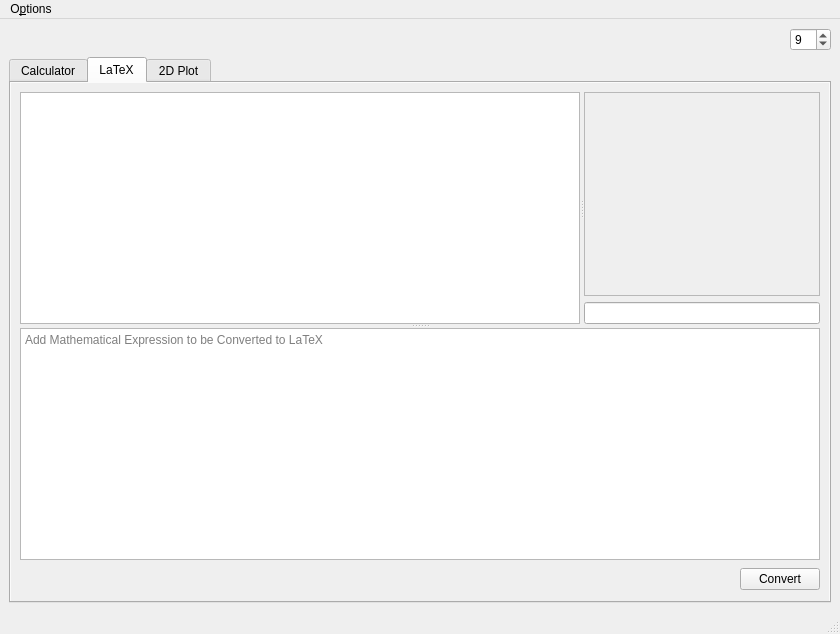
AstusRush/AMaDiA, file AMaDiAUI.ui: the form before one commit.
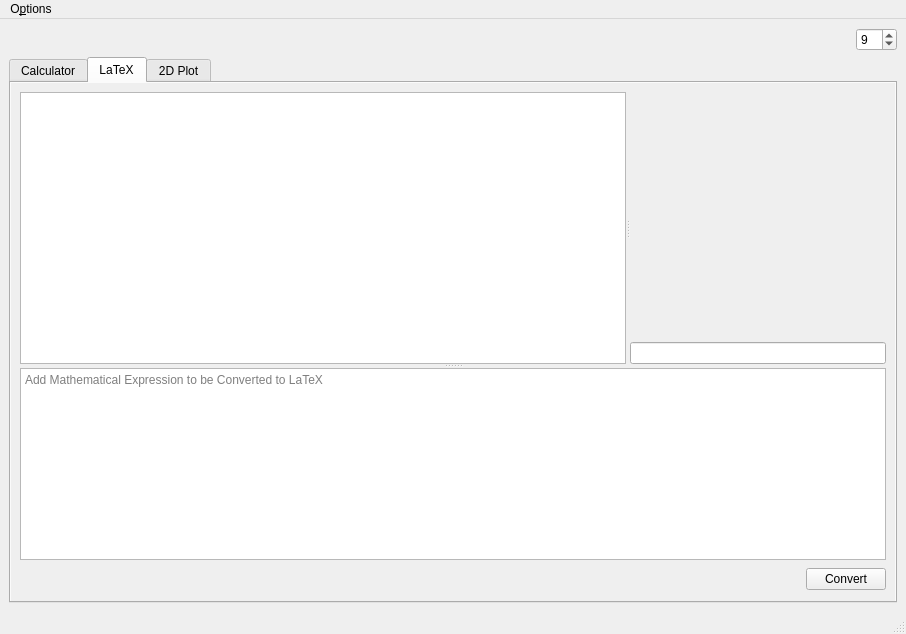
The form after the commit. The open tabs and pages were chosen to show the change. Custom widgets are drawn as their Qt base class.

```diff
--- a/AMaDiAUI.ui
+++ b/AMaDiAUI.ui
@@ -6,7 +6,7 @@
    <rect>
     <x>0</x>
     <y>0</y>
-    <width>840</width>
+    <width>906</width>
     <height>634</height>
    </rect>
   </property>
@@ -57,36 +57,28 @@
         <string>LaTeX</string>
        </attribute>
        <layout class="QGridLayout" name="gridLayout_3">
-        <item row="1" column="1" rowspan="2">
-         <widget class="QPushButton" name="Tab_2_LaTeX_ConvertButton">
-          <property name="text">
-           <string>Convert</string>
-          </property>
-         </widget>
-        </item>
-        <item row="1" column="0">
-         <spacer name="Tab_2_LaTeX_horizontalSpacerForButton">
-          <property name="orientation">
-           <enum>Qt::Horizontal</enum>
-          </property>
-          <property name="sizeHint" stdset="0">
-           <size>
-            <width>40</width>
-            <height>20</height>
-           </size>
-          </property>
-         </spacer>
-        </item>
         <item row="0" column="0" colspan="2">
          <widget class="QSplitter" name="Tab_2_LaTeX_LowerSplitter">
           <property name="orientation">
            <enum>Qt::Vertical</enum>
           </property>
           <widget class="QSplitter" name="Tab_2_LaTeX_UpperSplitter">
+           <property name="sizePolicy">
+            <sizepolicy hsizetype="Expanding" vsizetype="Preferred">
+             <horstretch>0</horstretch>
+             <verstretch>20</verstretch>
+            </sizepolicy>
+           </property>
            <property name="orientation">
             <enum>Qt::Horizontal</enum>
            </property>
            <widget class="QListWidget" name="Tab_2_LaTeX_History">
+            <property name="sizePolicy">
+             <sizepolicy hsizetype="Expanding" vsizetype="Expanding">
+              <horstretch>0</horstretch>
+              <verstretch>0</verstretch>
+             </sizepolicy>
+            </property>
             <property name="selectionMode">
              <enum>QAbstractItemView::ExtendedSelection</enum>
             </property>
@@ -94,56 +86,51 @@
            <widget class="QWidget" name="layoutWidget">
             <layout class="QVBoxLayout" name="Tab_2_LaTeX_verticalLayout">
              <item>
-              <widget class="QScrollArea" name="Tab_2_LaTeX_scrollArea">
-               <property name="sizeAdjustPolicy">
-                <enum>QAbstractScrollArea::AdjustToContents</enum>
+              <widget class="MplWidget_LaTeX" name="Tab_2_LaTeX_Viewer" native="true"/>
+             </item>
+             <item>
+              <widget class="QLineEdit" name="Tab_2_LaTeX_LaTeXOutput">
+               <property name="toolTip">
+                <string>Only First line of Input!</string>
                </property>
-               <property name="widgetResizable">
-                <bool>true</bool>
-               </property>
-               <widget class="QWidget" name="Tab_2_LaTeX_scrollAreaWidgetContents">
-                <property name="geometry">
-                 <rect>
-                  <x>0</x>
-                  <y>0</y>
-                  <width>270</width>
-                  <height>206</height>
-                 </rect>
-                </property>
-                <property name="sizePolicy">
-                 <sizepolicy hsizetype="Ignored" vsizetype="Ignored">
-                  <horstretch>0</horstretch>
-                  <verstretch>0</verstretch>
-                 </sizepolicy>
-                </property>
-                <layout class="QGridLayout" name="gridLayout_4">
-                 <item row="0" column="0">
-                  <widget class="MplWidget" name="Tab_2_LaTeX_Viewer" native="true">
-                   <property name="sizePolicy">
-                    <sizepolicy hsizetype="Ignored" vsizetype="Ignored">
-                     <horstretch>0</horstretch>
-                     <verstretch>0</verstretch>
-                    </sizepolicy>
-                   </property>
-                  </widget>
-                 </item>
-                </layout>
-               </widget>
               </widget>
              </item>
-             <item>
-              <widget class="QLineEdit" name="Tab_2_LaTeX_LaTeXOutput"/>
-             </item>
             </layout>
            </widget>
           </widget>
           <widget class="QTextEdit" name="Tab_2_LaTeX_InputField">
+           <property name="sizePolicy">
+            <sizepolicy hsizetype="Expanding" vsizetype="Expanding">
+             <horstretch>0</horstretch>
+             <verstretch>0</verstretch>
+            </sizepolicy>
+           </property>
            <property name="placeholderText">
             <string>Add Mathematical Expression to be Converted to LaTeX</string>
            </property>
           </widget>
          </widget>
         </item>
+        <item row="1" column="1" rowspan="2">
+         <widget class="QPushButton" name="Tab_2_LaTeX_ConvertButton">
+          <property name="text">
+           <string>Convert</string>
+          </property>
+         </widget>
+        </item>
+        <item row="1" column="0">
+         <spacer name="Tab_2_LaTeX_horizontalSpacerForButton">
+          <property name="orientation">
+           <enum>Qt::Horizontal</enum>
+          </property>
+          <property name="sizeHint" stdset="0">
+           <size>
+            <width>40</width>
+            <height>20</height>
+           </size>
+          </property>
+         </spacer>
+        </item>
        </layout>
       </widget>
       <widget class="QWidget" name="Tab_3_2D_Plot">
@@ -235,8 +222,8 @@
                       <rect>
                        <x>0</x>
                        <y>0</y>
-                       <width>238</width>
-                       <height>293</height>
+                       <width>254</width>
+                       <height>426</height>
                       </rect>
                      </property>
                      <layout class="QGridLayout" name="gridLayout_11">
@@ -520,7 +507,7 @@
                <rect>
                 <x>0</x>
                 <y>0</y>
-                <width>507</width>
+                <width>573</width>
                 <height>472</height>
                </rect>
               </property>
@@ -532,7 +519,7 @@
               </property>
               <layout class="QGridLayout" name="gridLayout_6">
                <item row="0" column="0">
-                <widget class="MplWidget" name="Tab_3_2D_Plot_Display" native="true">
+                <widget class="MplWidget_2D_Plot" name="Tab_3_2D_Plot_Display" native="true">
                  <property name="sizePolicy">
                   <sizepolicy hsizetype="Ignored" vsizetype="Ignored">
                    <horstretch>0</horstretch>
@@ -589,7 +576,7 @@
     <rect>
      <x>0</x>
      <y>0</y>
-     <width>840</width>
+     <width>906</width>
      <height>21</height>
     </rect>
    </property>
@@ -643,7 +630,13 @@
  </widget>
  <customwidgets>
   <customwidget>
-   <class>MplWidget</class>
+   <class>MplWidget_LaTeX</class>
+   <extends>QWidget</extends>
+   <header location="global">AMaDiA_Widgets</header>
+   <container>1</container>
+  </customwidget>
+  <customwidget>
+   <class>MplWidget_2D_Plot</class>
    <extends>QWidget</extends>
    <header location="global">AMaDiA_Widgets</header>
    <container>1</container>
```
Left out of the diff: 1 changed line with no effect on the pictures.
